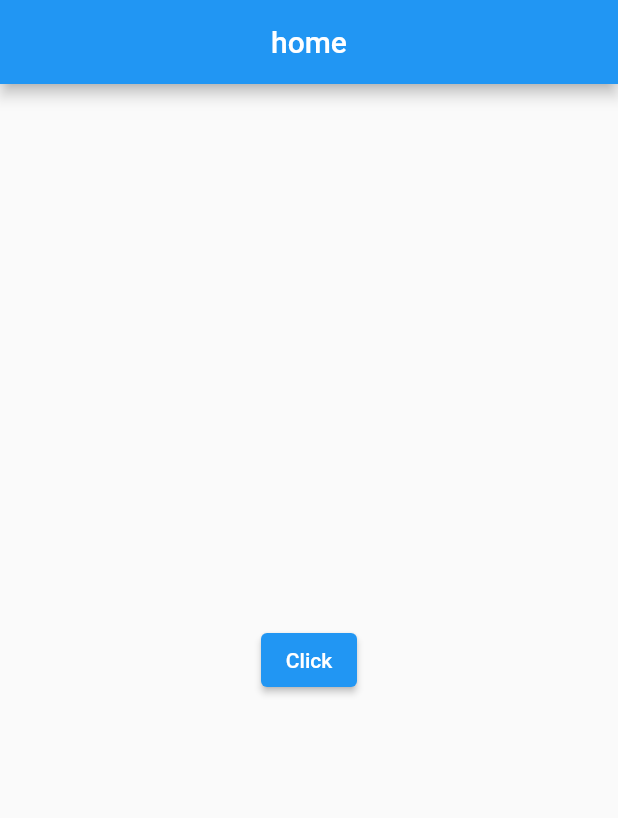
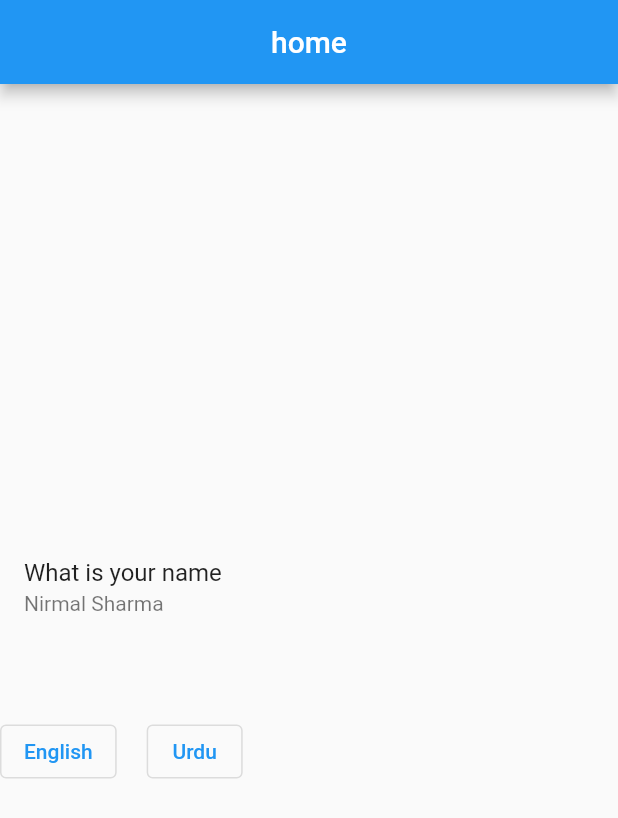
Before and after one commit to nirmal21332/get-x, a Flutter app: the screen it shows after launch, on a phone screen of 412 x 824 dp. Shown: the top 818 px of the screen. Run offline on Flutter 3.47's test engine with Material 3 defaults, Android fonts, the phone set to English and light mode, and no system bars; our stand-ins replace get.

Commit message:
"Initial"

```diff
--- a/lib/home_screen.dart
+++ b/lib/home_screen.dart
@@ -13,21 +13,35 @@ class _HomeScreenState extends State<HomeScreen> {
   @override
   Widget build(BuildContext context) {
     return Scaffold(
-      appBar: AppBar(
-        title: Text('home'),
-        centerTitle: true,
-      ),
-      body:Center(
-        child: ElevatedButton(
-          onPressed: (){
-            Get.toNamed('/screentwo',arguments:[
-              'Nirmal',
-              'Kamal'
-            ]);
-          },
-          child: Text('Click'),
+        appBar: AppBar(
+          title: Text('home'),
+          centerTitle: true,
         ),
-      )
-    );
+        body: Column(
+          mainAxisAlignment: MainAxisAlignment.center,
+          crossAxisAlignment: CrossAxisAlignment.center,
+          children: [
+            ListTile(
+              title: Text('message'.tr),
+              subtitle: Text('name'.tr),
+            ),
+            SizedBox(
+              height: 50,
+            ),
+            Row(
+              children: [
+                OutlinedButton(
+                    onPressed: () {
+                      Get.updateLocale(Locale('en', 'US'));
+                    },
+                    child: Text('English')),
+                SizedBox(width: 20,),
+                OutlinedButton(onPressed: () {
+                  Get.updateLocale(Locale('ur','PK'));
+                }, child: Text('Urdu')),
+              ],
+            )
+          ],
+        ));
   }
 }
--- /dev/null
+++ b/lib/languages.dart
@@ -0,0 +1,16 @@
+import 'package:get/get.dart';
+
+class Language extends Translations{
+  @override
+  Map<String,Map<String,String>> get keys =>{
+    'en_US':{
+      'message':'What is your name',
+      'name':'Nirmal Sharma'
+    },
+    'ur_PK':{
+      'message':'آپ کا نام کیا ہے؟',
+      'name':'نرمل شرما'
+    },
+  };
+
+}
--- a/lib/main.dart
+++ b/lib/main.dart
@@ -2,6 +2,8 @@ import 'package:flutter/material.dart';
 import 'package:get/get.dart';
 import 'package:getx/home_screen.dart';
 import 'package:getx/screentwo.dart';
+
+import 'languages.dart';
 
 void main() {
   runApp(const MyApp());
@@ -15,16 +17,15 @@ class MyApp extends StatelessWidget {
     return GetMaterialApp(
       debugShowCheckedModeBanner: false,
       title: 'Flutter Demo',
+      locale:Locale('en','US') ,
+      fallbackLocale: Locale('en','US'),
+      translations: Language(),
       theme: ThemeData(
         primarySwatch: Colors.blue,
         primaryColor: Colors.blue,
         useMaterial3: false,
       ),
       home: HomeScreen(),
-      getPages: [
-        GetPage(name:'/', page:()=>HomeScreen()),
-        GetPage(name:'/screentwo', page:()=>secondscreen()),
-      ],
     );
   }
 }
```
